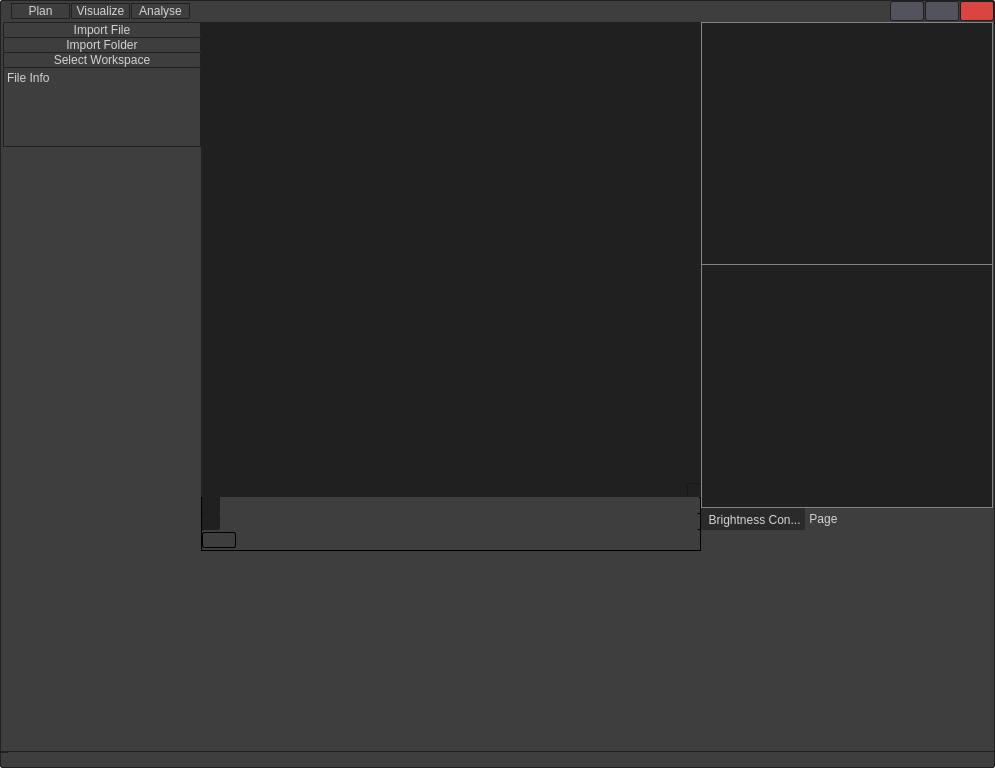
Old version of the form damaker_gui/windows/MainWindow.ui in the repository sebbeutler/DAMAKER_old.
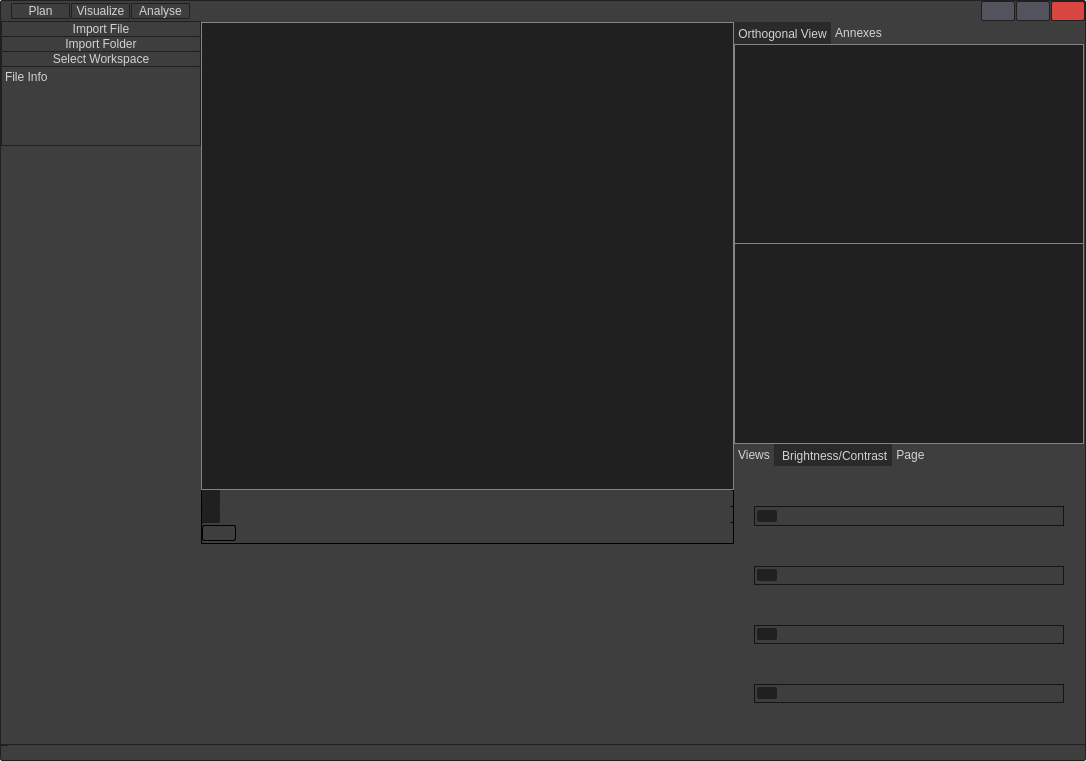
New version of the form. The open tabs and pages were chosen to show the change. Icons and pictures are not drawn.

The edit to the form file:
```diff
--- a/damaker_gui/windows/MainWindow.ui
+++ b/damaker_gui/windows/MainWindow.ui
@@ -6,8 +6,8 @@
    <rect>
     <x>0</x>
     <y>0</y>
-    <width>995</width>
-    <height>768</height>
+    <width>1086</width>
+    <height>761</height>
    </rect>
   </property>
   <property name="minimumSize">
@@ -712,7 +712,7 @@
 /* COMBOBOX */
 QComboBox{
 	background-color: rgb(27, 29, 35);
-	border-radius: 5px;
+	border-radius: 2px;
 	border: 2px solid rgb(27, 29, 35);
 	padding: 5px;
 	padding-left: 10px;
@@ -727,8 +727,8 @@
 	border-left-width: 3px;
 	border-left-color: rgba(39, 44, 54, 150);
 	border-left-style: solid;
-	border-top-right-radius: 3px;
-	border-bottom-right-radius: 3px;	
+	border-top-right-radius: 1px;
+	border-bottom-right-radius: 1px;	
 	background-image: url(:/16x16/icons/16x16/cil-arrow-bottom.png);
 	background-position: center;
 	background-repeat: no-reperat;
@@ -792,6 +792,12 @@
 QPushButton:pressed {	
 	background-color: rgb(62, 62, 62);
 	border: 1px solid rgb(43, 50, 61);
+}
+
+/* SPIN BOX */
+QSpinBox, QDoubleSpinBox {
+	background-color: rgb(32, 32, 32);
+	
 }</string>
       </property>
       <property name="frameShape">
@@ -1165,10 +1171,10 @@
               <number>0</number>
              </property>
              <property name="leftMargin">
-              <number>2</number>
+              <number>0</number>
              </property>
              <property name="topMargin">
-              <number>1</number>
+              <number>0</number>
              </property>
              <property name="rightMargin">
               <number>0</number>
@@ -1239,8 +1245,7 @@
                 <bool>true</bool>
                </property>
                <property name="styleSheet">
-                <string notr="true">color: black;
-border-color: rgb(32, 32, 32);</string>
+                <string notr="true">border-color: rgb(32, 32, 32);</string>
                </property>
                <property name="dragEnabled">
                 <bool>true</bool>
@@ -1251,6 +1256,15 @@
                <property name="verticalScrollMode">
                 <enum>QAbstractItemView::ScrollPerPixel</enum>
                </property>
+               <property name="indentation">
+                <number>15</number>
+               </property>
+               <property name="wordWrap">
+                <bool>true</bool>
+               </property>
+               <attribute name="headerVisible">
+                <bool>false</bool>
+               </attribute>
               </widget>
              </item>
             </layout>
@@ -1762,7 +1776,7 @@
                     <number>0</number>
                    </property>
                    <item>
-                    <widget class="QGraphicsView" name="mainView">
+                    <widget class="QFrame" name="frame_mainPreview">
                      <property name="sizePolicy">
                       <sizepolicy hsizetype="Preferred" vsizetype="Expanding">
                        <horstretch>0</horstretch>
@@ -1771,75 +1785,36 @@
                      </property>
                      <property name="minimumSize">
                       <size>
-                       <width>500</width>
-                       <height>0</height>
+                       <width>0</width>
+                       <height>400</height>
                       </size>
                      </property>
-                     <property name="layoutDirection">
-                      <enum>Qt::LeftToRight</enum>
+                     <property name="acceptDrops">
+                      <bool>true</bool>
                      </property>
                      <property name="styleSheet">
-                      <string notr="true">QGraphicsView {
-	background: rgb(32, 32, 32);
-}
-QScrollBar:horizontal {
-    border: none;
-    background: rgb(62, 62, 62);
-    height: 14px;
-}
-QScrollBar::handle:horizontal {
-    background: rgb(32, 32, 32);
-    min-width: 20px;
-	border-radius: 1px
-}
- QScrollBar:vertical {
-	border: none;
-    background: rgb(62, 62, 62);
-    width: 14px;
- }
- QScrollBar::handle:vertical {	
-	background: rgb(32, 32, 32);
-    min-height: 25px;
-	border-radius: 1px
- }
-
-QScrollBar::add-line:horizontal {
-    border: none;
-    width: 0px;
-}
-QScrollBar::sub-line:horizontal {
-    border: none;
-    width: 0px;
-}
-QScrollBar::up-arrow:horizontal, QScrollBar::down-arrow:horizontal
-{
-     background: none;
-}
-QScrollBar::add-page:horizontal, QScrollBar::sub-page:horizontal
-{
-     background: none;
-}
- QScrollBar::add-line:vertical {
-	border: none;
-     height: 0px;
- }
- QScrollBar::sub-line:vertical {
-	border: none;
-    height: 0px;
- }
- QScrollBar::up-arrow:vertical, QScrollBar::down-arrow:vertical {
-     background: none;
- }
- QScrollBar::add-page:vertical, QScrollBar::sub-page:vertical {
-     background: none;
- }</string>
+                      <string notr="true">QFrame#frame_mainPreview {
+background-color: rgb(32, 32, 32);
+border: 1px solid rgb(132, 132, 132);
+}</string>
                      </property>
-                     <property name="verticalScrollBarPolicy">
-                      <enum>Qt::ScrollBarAlwaysOn</enum>
-                     </property>
-                     <property name="horizontalScrollBarPolicy">
-                      <enum>Qt::ScrollBarAlwaysOn</enum>
-                     </property>
+                     <layout class="QVBoxLayout" name="layout_mainPreview">
+                      <property name="spacing">
+                       <number>0</number>
+                      </property>
+                      <property name="leftMargin">
+                       <number>0</number>
+                      </property>
+                      <property name="topMargin">
+                       <number>0</number>
+                      </property>
+                      <property name="rightMargin">
+                       <number>0</number>
+                      </property>
+                      <property name="bottomMargin">
+                       <number>0</number>
+                      </property>
+                     </layout>
                     </widget>
                    </item>
                    <item>
@@ -2007,83 +1982,14 @@
               </item>
               <item>
                <widget class="QFrame" name="visualize_leftpanel">
-                <property name="frameShape">
-                 <enum>QFrame::StyledPanel</enum>
+                <property name="maximumSize">
+                 <size>
+                  <width>350</width>
+                  <height>16777215</height>
+                 </size>
                 </property>
-                <property name="frameShadow">
-                 <enum>QFrame::Raised</enum>
-                </property>
-                <layout class="QVBoxLayout" name="verticalLayout_6">
-                 <property name="spacing">
-                  <number>0</number>
-                 </property>
-                 <property name="leftMargin">
-                  <number>0</number>
-                 </property>
-                 <property name="topMargin">
-                  <number>0</number>
-                 </property>
-                 <property name="rightMargin">
-                  <number>0</number>
-                 </property>
-                 <property name="bottomMargin">
-                  <number>0</number>
-                 </property>
-                 <item>
-                  <widget class="QGraphicsView" name="topView">
-                   <property name="sizePolicy">
-                    <sizepolicy hsizetype="Preferred" vsizetype="MinimumExpanding">
-                     <horstretch>0</horstretch>
-                     <verstretch>0</verstretch>
-                    </sizepolicy>
-                   </property>
-                   <property name="minimumSize">
-                    <size>
-                     <width>200</width>
-                     <height>0</height>
-                    </size>
-                   </property>
-                   <property name="styleSheet">
-                    <string notr="true">QGraphicsView {
-background-color: rgb(32, 32, 32);
-border: 1px solid rgb(132, 132, 132);
-}</string>
-                   </property>
-                  </widget>
-                 </item>
-                 <item>
-                  <widget class="QGraphicsView" name="leftView">
-                   <property name="sizePolicy">
-                    <sizepolicy hsizetype="Preferred" vsizetype="MinimumExpanding">
-                     <horstretch>0</horstretch>
-                     <verstretch>0</verstretch>
-                    </sizepolicy>
-                   </property>
-                   <property name="minimumSize">
-                    <size>
-                     <width>200</width>
-                     <height>0</height>
-                    </size>
-                   </property>
-                   <property name="styleSheet">
-                    <string notr="true">QGraphicsView {
-background-color: rgb(32, 32, 32);
-border: 1px solid rgb(132, 132, 132);
-border-width:  0px 1px 1px 1px ;
-}</string>
-                   </property>
-                  </widget>
-                 </item>
-                 <item>
-                  <widget class="QTabWidget" name="tabWidget">
-                   <property name="maximumSize">
-                    <size>
-                     <width>2807</width>
-                     <height>16777215</height>
-                    </size>
-                   </property>
-                   <property name="styleSheet">
-                    <string notr="true">QTabWidget {
+                <property name="styleSheet">
+                 <string notr="true">QTabWidget {
 	background-color: rgb(62, 62, 62);
 	padding: 0px;
 	margin: 0px;
@@ -2121,18 +2027,304 @@
   background-color: rgb(42, 42, 42);
   margin-bottom: -1px; 
 }</string>
+                </property>
+                <property name="frameShape">
+                 <enum>QFrame::StyledPanel</enum>
+                </property>
+                <property name="frameShadow">
+                 <enum>QFrame::Raised</enum>
+                </property>
+                <layout class="QVBoxLayout" name="verticalLayout_6">
+                 <property name="spacing">
+                  <number>0</number>
+                 </property>
+                 <property name="leftMargin">
+                  <number>0</number>
+                 </property>
+                 <property name="topMargin">
+                  <number>0</number>
+                 </property>
+                 <property name="rightMargin">
+                  <number>0</number>
+                 </property>
+                 <property name="bottomMargin">
+                  <number>0</number>
+                 </property>
+                 <item>
+                  <widget class="QTabWidget" name="visualize_altPreviewsTabs">
+                   <property name="tabPosition">
+                    <enum>QTabWidget::North</enum>
                    </property>
                    <property name="currentIndex">
                     <number>0</number>
                    </property>
-                   <widget class="QWidget" name="tabWidgetPage2">
+                   <widget class="QWidget" name="visualize_tab_orthogonalPreviews">
+                    <attribute name="title">
+                     <string>Orthogonal View</string>
+                    </attribute>
+                    <layout class="QVBoxLayout" name="verticalLayout_4">
+                     <property name="spacing">
+                      <number>0</number>
+                     </property>
+                     <property name="leftMargin">
+                      <number>0</number>
+                     </property>
+                     <property name="topMargin">
+                      <number>0</number>
+                     </property>
+                     <property name="rightMargin">
+                      <number>0</number>
+                     </property>
+                     <property name="bottomMargin">
+                      <number>0</number>
+                     </property>
+                     <item>
+                      <widget class="QFrame" name="topPreview">
+                       <property name="sizePolicy">
+                        <sizepolicy hsizetype="Preferred" vsizetype="MinimumExpanding">
+                         <horstretch>0</horstretch>
+                         <verstretch>0</verstretch>
+                        </sizepolicy>
+                       </property>
+                       <property name="minimumSize">
+                        <size>
+                         <width>200</width>
+                         <height>0</height>
+                        </size>
+                       </property>
+                       <property name="styleSheet">
+                        <string notr="true">QFrame#topPreview {
+background-color: rgb(32, 32, 32);
+border: 1px solid rgb(132, 132, 132);
+}</string>
+                       </property>
+                       <layout class="QVBoxLayout" name="layout_topPreview">
+                        <property name="spacing">
+                         <number>0</number>
+                        </property>
+                        <property name="leftMargin">
+                         <number>0</number>
+                        </property>
+                        <property name="topMargin">
+                         <number>0</number>
+                        </property>
+                        <property name="rightMargin">
+                         <number>0</number>
+                        </property>
+                        <property name="bottomMargin">
+                         <number>0</number>
+                        </property>
+                       </layout>
+                      </widget>
+                     </item>
+                     <item>
+                      <widget class="QFrame" name="leftPreview">
+                       <property name="sizePolicy">
+                        <sizepolicy hsizetype="Preferred" vsizetype="MinimumExpanding">
+                         <horstretch>0</horstretch>
+                         <verstretch>0</verstretch>
+                        </sizepolicy>
+                       </property>
+                       <property name="minimumSize">
+                        <size>
+                         <width>200</width>
+                         <height>0</height>
+                        </size>
+                       </property>
+                       <property name="styleSheet">
+                        <string notr="true">QFrame#leftPreview {
+background-color: rgb(32, 32, 32);
+border: 1px solid rgb(132, 132, 132);
+border-width:  0px 1px 1px 1px ;
+}</string>
+                       </property>
+                       <layout class="QVBoxLayout" name="layout_leftPreview">
+                        <property name="spacing">
+                         <number>0</number>
+                        </property>
+                        <property name="leftMargin">
+                         <number>0</number>
+                        </property>
+                        <property name="topMargin">
+                         <number>0</number>
+                        </property>
+                        <property name="rightMargin">
+                         <number>0</number>
+                        </property>
+                        <property name="bottomMargin">
+                         <number>0</number>
+                        </property>
+                       </layout>
+                      </widget>
+                     </item>
+                    </layout>
+                   </widget>
+                   <widget class="QWidget" name="visualize_tab_annexes">
+                    <attribute name="title">
+                     <string>Annexes</string>
+                    </attribute>
+                    <layout class="QHBoxLayout" name="horizontalLayout">
+                     <property name="spacing">
+                      <number>0</number>
+                     </property>
+                     <property name="leftMargin">
+                      <number>0</number>
+                     </property>
+                     <property name="topMargin">
+                      <number>0</number>
+                     </property>
+                     <property name="rightMargin">
+                      <number>0</number>
+                     </property>
+                     <property name="bottomMargin">
+                      <number>0</number>
+                     </property>
+                     <item>
+                      <widget class="QTabWidget" name="visualize_annexesTabs">
+                       <property name="tabPosition">
+                        <enum>QTabWidget::East</enum>
+                       </property>
+                      </widget>
+                     </item>
+                    </layout>
+                   </widget>
+                  </widget>
+                 </item>
+                 <item>
+                  <widget class="QTabWidget" name="tabWidget">
+                   <property name="sizePolicy">
+                    <sizepolicy hsizetype="Expanding" vsizetype="Preferred">
+                     <horstretch>0</horstretch>
+                     <verstretch>0</verstretch>
+                    </sizepolicy>
+                   </property>
+                   <property name="minimumSize">
+                    <size>
+                     <width>0</width>
+                     <height>300</height>
+                    </size>
+                   </property>
+                   <property name="styleSheet">
+                    <string notr="true"/>
+                   </property>
+                   <property name="currentIndex">
+                    <number>0</number>
+                   </property>
+                   <widget class="QWidget" name="tab_views">
+                    <attribute name="title">
+                     <string>Views</string>
+                    </attribute>
+                    <layout class="QVBoxLayout" name="tab_views_layout">
+                     <property name="spacing">
+                      <number>3</number>
+                     </property>
+                     <property name="leftMargin">
+                      <number>0</number>
+                     </property>
+                     <property name="topMargin">
+                      <number>0</number>
+                     </property>
+                     <property name="rightMargin">
+                      <number>0</number>
+                     </property>
+                     <property name="bottomMargin">
+                      <number>0</number>
+                     </property>
+                     <item>
+                      <layout class="QHBoxLayout" name="horizontalLayout_2">
+                       <property name="bottomMargin">
+                        <number>0</number>
+                       </property>
+                       <item>
+                        <widget class="QPushButton" name="tab_views_addBtn">
+                         <property name="text">
+                          <string>New</string>
+                         </property>
+                        </widget>
+                       </item>
+                      </layout>
+                     </item>
+                     <item>
+                      <widget class="QListWidget" name="visualize_viewsList"/>
+                     </item>
+                    </layout>
+                   </widget>
+                   <widget class="QWidget" name="tab_brightnesscontrast">
                     <property name="styleSheet">
-                     <string notr="true">background-color: rgb(62, 62, 62);
-alternate-background-color: rgb(0, 0, 0);</string>
+                     <string notr="true">QSlider {
+	border: 1px solid rgb(20, 20, 20);
+    padding: 2px;
+    height: 13px;
+}
+
+QSlider::groove:horizontal {
+    height: 12px;
+}
+
+
+QSlider::handle {
+    background-color: rgb(32, 32, 32);
+    border: none;
+    height: 5px;
+    width: 20px;
+    margin: 0px;
+	border-radius: 2px;
+}</string>
                     </property>
                     <attribute name="title">
-                     <string> Brightness Con...</string>
+                     <string> Brightness/Contrast</string>
                     </attribute>
+                    <layout class="QVBoxLayout" name="tab_brightnesscontrast_layout">
+                     <property name="spacing">
+                      <number>0</number>
+                     </property>
+                     <property name="leftMargin">
+                      <number>20</number>
+                     </property>
+                     <property name="topMargin">
+                      <number>0</number>
+                     </property>
+                     <property name="rightMargin">
+                      <number>20</number>
+                     </property>
+                     <property name="bottomMargin">
+                      <number>0</number>
+                     </property>
+                     <item>
+                      <widget class="QSlider" name="horizontalSlider">
+                       <property name="maximumSize">
+                        <size>
+                         <width>16777215</width>
+                         <height>20</height>
+                        </size>
+                       </property>
+                       <property name="orientation">
+                        <enum>Qt::Horizontal</enum>
+                       </property>
+                      </widget>
+                     </item>
+                     <item>
+                      <widget class="QSlider" name="horizontalSlider_3">
+                       <property name="orientation">
+                        <enum>Qt::Horizontal</enum>
+                       </property>
+                      </widget>
+                     </item>
+                     <item>
+                      <widget class="QSlider" name="horizontalSlider_4">
+                       <property name="orientation">
+                        <enum>Qt::Horizontal</enum>
+                       </property>
+                      </widget>
+                     </item>
+                     <item>
+                      <widget class="QSlider" name="horizontalSlider_2">
+                       <property name="orientation">
+                        <enum>Qt::Horizontal</enum>
+                       </property>
+                      </widget>
+                     </item>
+                    </layout>
                    </widget>
                    <widget class="QWidget" name="tab">
                     <property name="styleSheet">
```
Left out of the diff: 71 changed lines with no effect on the pictures.
